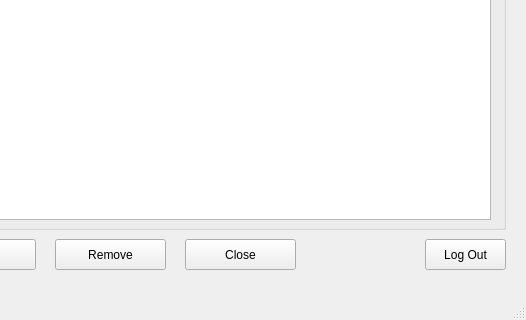
First picture: the form in Screens/Admin MainMenu.ui, repository RaahimHash/DBMS-Project-UHU-Clinic, before the edit; both pictures show x 95 to 621 and y 281 to 601 of the 621 by 601 pixel window.
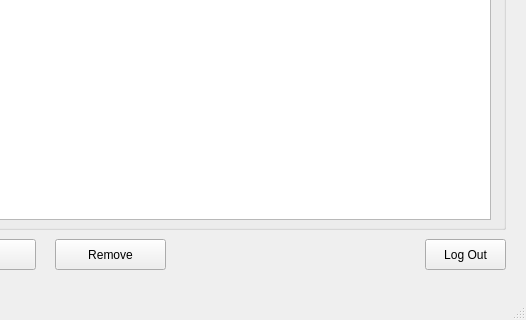
Second picture: the form after the edit.

Diff of the .ui file:
```diff
--- a/Screens/Admin MainMenu.ui
+++ b/Screens/Admin MainMenu.ui
@@ -138,19 +138,6 @@
      </property>
     </widget>
    </widget>
-   <widget class="QPushButton" name="pushClose">
-    <property name="geometry">
-     <rect>
-      <x>280</x>
-      <y>520</y>
-      <width>111</width>
-      <height>31</height>
-     </rect>
-    </property>
-    <property name="text">
-     <string>Close</string>
-    </property>
-   </widget>
    <widget class="QPushButton" name="pushRemoveUser">
     <property name="geometry">
      <rect>
```
